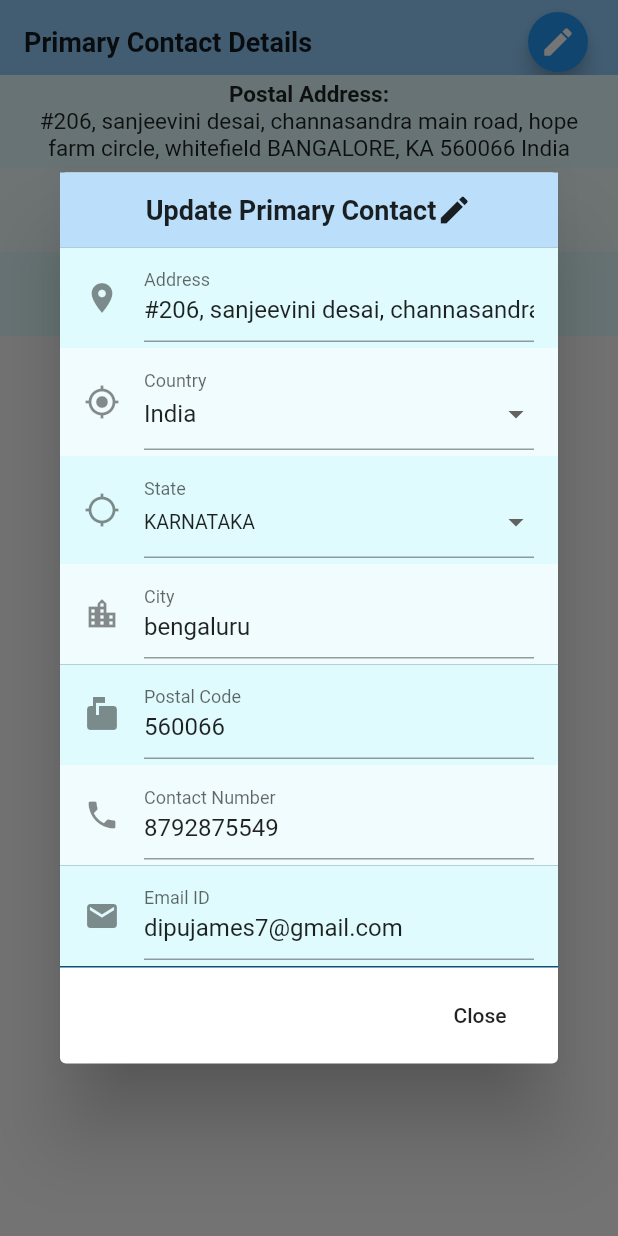
After one commit to rockjames007/cloudess, a Flutter app: the PrimaryContact screen opened directly, after a tap on the "edit" icon, on a phone screen of 412 x 824 dp. The commit adds this screen. Run offline on Flutter 3.47's test engine with Material 2 defaults, Android fonts, the phone set to English and light mode, and no system bars; our stand-ins replace datetime_picker_formfield.

Commit message:
edit contact in fo

```diff
--- /dev/null
+++ b/lib/menu/fragment/Personalinfo/info/infoFragment/AlertBox/EditPrimaryContactDetails.dart
@@ -0,0 +1,192 @@
+import 'package:flutter/material.dart';
+
+void main() => runApp(EditPrimaryContactDetails());
+class EditPrimaryContactDetails extends StatefulWidget {
+  State<StatefulWidget> createState() {
+    return _EditPrimaryContactDetailsState();
+  }
+}
+class _EditPrimaryContactDetailsState extends State<EditPrimaryContactDetails>
+{  int _currentIndex = 0;
+List<String> _countries = <String>['India','USA'];
+List<String> _states = <String>['ANDAMAN AND NICOBAR','ANDHRA PRADESH','ARUNACHAL PRADESH','BIHAR','CHANDIGARH',
+'CHHATTISGARH','DADRA AND NAGER HAVELI','DAMAN AND DIU','GUJARAT','HARYANA','HIMACHAL PRADESH','JAMMU AND KASHMIR',
+'JHARKHAND','KARNATAKA','KERALA','LAKSHADWEEP','MADHYA PRADESH','MAHARASHTRA','MANIPUR','MEGHALAYA','MIZORAM',
+'NAGALAND','NEW DELHI','ORISSA','PONDICHERRY','PUNJAB','RAJASTHAN','SIKKIM','TAMILNADU','TRIPURA','UTTARANCHAL',
+'UTTAR PRADESH','WEST BENGAL'];
+String _country = 'India';
+String _state = 'KARNATAKA';
+@override
+Widget build(BuildContext context) {
+  return AlertDialog(
+    titlePadding: EdgeInsets.all(0.0),
+    title:Container(
+      height: 50.0,
+      decoration: BoxDecoration(
+        color: Colors.blue.shade100,
+      ),
+      child:Row(
+          mainAxisAlignment: MainAxisAlignment.center,
+          children: <Widget>[
+            Text('Update Primary Contact',style: TextStyle(fontWeight: FontWeight.bold,fontSize: 18.0),textAlign: TextAlign.center, ),
+            Icon(Icons.edit)
+          ] ),
+    ),
+    contentPadding:EdgeInsets.all(0.0),
+    content: SingleChildScrollView(
+      child:
+      new Container(
+        height: 480.0,
+        decoration: BoxDecoration(
+          color: Color.fromRGBO(13, 80, 121 , 1.0),
+        ),
+        child: Column(
+          children: <Widget>[
+        Container(
+        color: Color.fromRGBO(224, 251, 253, 1.0),
+          child:
+          ListTile(
+            title:new TextFormField(
+              initialValue: "#206, sanjeevini desai, channasandra main road, hope farm circle, whitefield",
+              decoration: const InputDecoration(
+                icon: const Icon(Icons.location_on),
+                labelText: 'Address',
+              ),
+            ),
+          )
+         ),
+        Container(
+            color: Color.fromRGBO(240, 252, 253, 1.0),
+            child:
+            ListTile(
+              title:Column(
+                children: <Widget>[
+                  new InputDecorator(
+                    decoration: const InputDecoration(
+                      icon: const Icon(Icons.gps_fixed),
+                      labelText: 'Country',
+                    ),
+                    child: new DropdownButtonHideUnderline(
+                      child: new DropdownButton<String>(
+                        value: _country,
+                        isDense: true,
+                        onChanged: (String newValue) {
+                          setState(() {
+                            _country = newValue;
+                          });
+                        },
+                        items: _countries.map((String value) {
+                          return new DropdownMenuItem<String>(
+                            value: value,
+                            child: new Text(value),
+                          );
+                        }).toList(),
+                      ),
+                    ),
+                  )
+                ],
+              ) ,
+            )
+        ),
+        Container(
+            color: Color.fromRGBO(224, 251, 253, 1.0),
+            child:
+            ListTile(
+              title:Column(
+                children: <Widget>[
+                  new InputDecorator(
+                    decoration: const InputDecoration(
+                      icon: const Icon(Icons.gps_not_fixed),
+                      labelText: 'State',
+                    ),
+                    child: new DropdownButtonHideUnderline(
+                      child: new DropdownButton<String>(
+                        value: _state,
+                        isDense: true,
+                        onChanged: (String newValue) {
+                          setState(() {
+                            _state = newValue;
+                          });
+                        },
+                        items: _states.map((String value) {
+                          return new DropdownMenuItem<String>(
+                            value: value,
+                            child: new Text(value,style: TextStyle(fontSize: 13.0),),
+                          );
+                        }).toList(),
+                      ),
+                    ),
+                  )
+                ],
+              ) ,
+            )
+        ),
+        Container(
+            color: Color.fromRGBO(240, 252, 253, 1.0),
+            child:
+            ListTile(
+              title:new TextFormField(
+                initialValue: "bengaluru",
+                decoration: const InputDecoration(
+                  icon: const Icon(Icons.location_city),
+                  labelText: 'City',
+                ),
+              ),
+            )
+        ),
+        Container(
+            color: Color.fromRGBO(224, 251, 253, 1.0),
+            child:
+            ListTile(
+              title:new TextFormField(
+                initialValue: "560066",
+                decoration: const InputDecoration(
+                  icon: const Icon(Icons.markunread_mailbox),
+                  labelText: 'Postal Code',
+                ),
+              ),
+            )
+        ),
+        Container(
+            color: Color.fromRGBO(240, 252, 253, 1.0),
+            child:
+            ListTile(
+              title:new TextFormField(
+                initialValue: "8792875549",
+                decoration: const InputDecoration(
+                  icon: const Icon(Icons.phone),
+                  labelText: 'Contact Number',
+                ),
+              ),
+            )
+        ),
+        Container(
+            color: Color.fromRGBO(224, 251, 253, 1.0),
+            child:
+            ListTile(
+              title:new TextFormField(
+                initialValue: "dipujames7@gmail.com",
+                decoration: const InputDecoration(
+                  icon: const Icon(Icons.email),
+                  labelText: 'Email ID',
+                ),
+              ),
+            )
+        ),
+          ],
+        ),
+      ),
+    ),
+
+    actions: <Widget>[
+      // usually buttons at the bottom of the dialog
+      new FlatButton(
+        child: new Text("Close"),
+        onPressed: () {
+          Navigator.of(context).pop();
+        },
+      ),
+    ],
+  );
+}
+}
--- a/lib/menu/fragment/Personalinfo/info/infoFragment/PersonalInfoFragment.dart
+++ b/lib/menu/fragment/Personalinfo/info/infoFragment/PersonalInfoFragment.dart
@@ -1,4 +1,5 @@
 import 'package:flutter/material.dart';
+import 'package:xmplaressflutter/menu/fragment/Personalinfo/info/infoFragment/AlertBox/EditPersonInfo.dart';
 void main() => runApp(PersonalInfoFragment());
 class PersonalInfoFragment extends StatelessWidget {
   @override
@@ -14,7 +15,8 @@ class PersonalInfoFragment extends StatelessWidget {
                 ),
                 child:  ListTile(
                     title:Text('Personal Info',style: TextStyle(fontWeight: FontWeight.bold,fontSize: 21.0),),
-                  trailing: FloatingActionButton(elevation: 22.0,mini: true,child:new Icon(Icons.edit),onPressed:null
+                  trailing: FloatingActionButton(elevation: 22.0,mini: true,child:new Icon(Icons.edit),onPressed:(){showDialog(context: context,builder: (BuildContext context){return EditPersonInfo();
+                  });}
                   ),
 
                 ),
--- a/lib/menu/fragment/Personalinfo/info/infoFragment/contact/PrimaryContact.dart
+++ b/lib/menu/fragment/Personalinfo/info/infoFragment/contact/PrimaryContact.dart
@@ -1,4 +1,5 @@
 import 'package:flutter/material.dart';
+import 'package:xmplaressflutter/menu/fragment/Personalinfo/info/infoFragment/AlertBox/EditPrimaryContactDetails.dart';
 void main() => runApp(PrimaryContact());
 class PrimaryContact extends StatelessWidget {
   @override
@@ -19,7 +20,7 @@ class PrimaryContact extends StatelessWidget {
                 title: Text('Primary Contact Details', style: TextStyle(
                     fontWeight: FontWeight.bold, fontSize: 18.0),),
                 trailing: FloatingActionButton(
-                  onPressed: null, child: Icon(Icons.edit), mini: true,),
+                  onPressed:(){showDialog(context:context,builder:(BuildContext context){return EditPrimaryContactDetails();});}, child: Icon(Icons.edit), mini: true,),
               ),
             ),
             Container(
--- a/lib/menu/fragment/Personalinfo/info/infoFragment/contact/SecondayContact.dart
+++ b/lib/menu/fragment/Personalinfo/info/infoFragment/contact/SecondayContact.dart
@@ -1,4 +1,5 @@
 import 'package:flutter/material.dart';
+import 'package:xmplaressflutter/menu/fragment/Personalinfo/info/infoFragment/AlertBox/EditSecondaryContactDetails.dart';
 void main() => runApp(SecondaryContact());
 class SecondaryContact extends StatelessWidget {
   @override
@@ -19,7 +20,7 @@ class SecondaryContact extends StatelessWidget {
                 title: Text('Secondary Contact Details', style: TextStyle(
                     fontWeight: FontWeight.bold, fontSize: 18.0),),
                 trailing: FloatingActionButton(
-                  onPressed: null, child: Icon(Icons.edit), mini: true,),
+                  onPressed:(){showDialog(context:context,builder:(BuildContext context){return EditSecondaryContactDetails();});}, child: Icon(Icons.edit), mini: true,),
               ),
             ),
             Container(
--- a/pubspec.yaml
+++ b/pubspec.yaml
@@ -7,10 +7,10 @@ dependencies:
   # The following adds the Cupertino Icons font to your application.
   # Use with the CupertinoIcons class for iOS style icons.
   cupertino_icons: ^0.1.2
+  datetime_picker_formfield: ^0.1.3
 dev_dependencies:
   flutter_test:
     sdk: flutter
-
 
 # For information on the generic Dart part of this file, see the
 # following page: https://www.dartlang.org/tools/pub/pubspec
```
Also changed, not shown: lib/menu/fragment/Personalinfo/info/infoFragment/AlertBox/EditPersonInfo.dart (added, +153 -0 lines), lib/menu/fragment/Personalinfo/info/infoFragment/AlertBox/EditSecondaryContactDetails.dart (added, +192 -0 lines), pubspec.lock.
